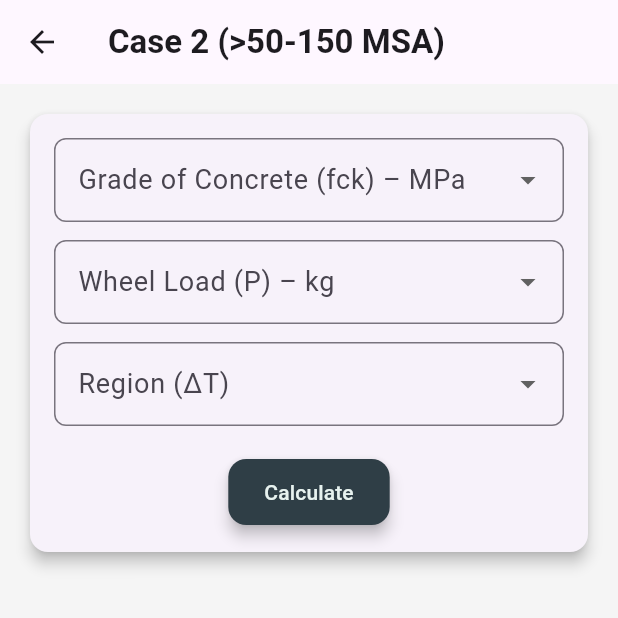
After one commit to shreyasshirwadkar/civil-road-project, a Flutter app: the Case2Screen screen opened directly, on a phone screen of 412 x 824 dp, the top half of it. The commit adds this screen. Run offline on Flutter 3.47's test engine with Material 3 defaults, Android fonts, the phone set to English and light mode, and no system bars; our stand-ins replace fl_chart.

Commit message:
case2 working slightly wrong

```diff
--- /dev/null
+++ b/lib/case2_screen.dart
@@ -0,0 +1,397 @@
+// case2_screen.dart
+import 'dart:math' as math;
+
+import 'package:fl_chart/fl_chart.dart';
+import 'package:flutter/material.dart';
+
+class Case2Screen extends StatefulWidget {
+  const Case2Screen({super.key});
+
+  @override
+  State<Case2Screen> createState() => _Case2ScreenState();
+}
+
+class _Case2ScreenState extends State<Case2Screen> {
+  // ---------- USER INPUT ----------
+  double? fck;      // MPa
+  double? pWheel;   // kg
+  String? region;   // ΔT region
+
+  // ---------- CONSTANTS ----------
+  static const double tyrePressureMpa = 0.8;          // MPa
+  static const double mu = 0.15;                     // Poisson's ratio
+  static const double conversionFactor = 10.1972;   // kg/cm² ↔ MPa
+  static const double alpha = 1.0e-5;                // 10⁻⁵ /°C
+  static const double sigmaTDesign = 1.7;            // Fixed design temperature stress
+
+  // ΔT per region (only for display)
+  static const Map<String, double> deltaT = {
+    'Maharashtra': 17.3,
+    'Coastal area bounded by hills': 14.6,
+    'Coastal area unbounded by hills': 15.5,
+  };
+
+  // ---------- FIXED DESIGN MATRIX ----------
+  final List<double> thicknesses = [16, 20, 24, 28, 32]; // cm
+  final List<double> ks = [6, 9, 12, 15];               // kg/cm³
+
+  // C-table (rows = k, columns = thickness) – from your sheet
+  static const List<List<double>> cTable = [
+    // k=6
+    [0.92, 0.72, 0.552, 0.414, 0.308],
+    // k=9
+    [0.986, 0.8, 0.692, 0.552, 0.414],
+    // k=12
+    [1.035, 0.92, 0.8, 0.636, 0.496],
+    // k=15
+    [1.054, 0.986, 0.92, 0.82, 0.58],
+  ];
+
+  // ---------- CALCULATION RESULTS ----------
+  double? eKgCm2;
+  double? aCm;
+  Map<String, List<double>> loadStressMap = {}; // key = "k", value = list of σₑ for each h
+
+  // ---------- INTERPOLATE C ----------
+  double _interpolateC(double k, double h) {
+    int lower = 0;
+    for (int i = 0; i < ks.length - 1; i++) {
+      if (k >= ks[i] && k < ks[i + 1]) {
+        lower = i;
+        break;
+      }
+    }
+    int upper = (lower + 1).clamp(0, ks.length - 1);
+
+    int col = thicknesses.indexOf(h);
+    if (col != -1) {
+      double cLow = cTable[lower][col];
+      double cUp = cTable[upper][col];
+      return cLow + (cUp - cLow) * (k - ks[lower]) / (ks[upper] - ks[lower]);
+    }
+
+    // interpolate between columns
+    for (int i = 0; i < thicknesses.length - 1; i++) {
+      if (h >= thicknesses[i] && h < thicknesses[i + 1]) {
+        double t1 = thicknesses[i], t2 = thicknesses[i + 1];
+        double cLow1 = cTable[lower][i], cLow2 = cTable[lower][i + 1];
+        double cUp1 = cTable[upper][i], cUp2 = cTable[upper][i + 1];
+        double cLow = cLow1 + (cLow2 - cLow1) * (h - t1) / (t2 - t1);
+        double cUp = cUp1 + (cUp2 - cUp1) * (h - t1) / (t2 - t1);
+        return cLow + (cUp - cLow) * (k - ks[lower]) / (ks[upper] - ks[lower]);
+      }
+    }
+    return 0.0;
+  }
+
+  // ---------- MAIN CALCULATION ----------
+  void _calculate() {
+    if (fck == null || pWheel == null || region == null) {
+      ScaffoldMessenger.of(context).showSnackBar(
+        const SnackBar(content: Text('Please select grade, wheel load and region')),
+      );
+      return;
+    }
+
+    // 1. E = 5000 √fck  (MPa) → kg/cm²
+    double eMpa = 5000 * math.sqrt(fck!);
+    eKgCm2 = eMpa * conversionFactor;
+
+    // 2. a = √(P/(π·p))
+    double tyreP = tyrePressureMpa * conversionFactor;
+    aCm = math.sqrt(pWheel! / (math.pi * tyreP));
+
+    // 3. Build full stress matrix
+    loadStressMap.clear();
+    for (double k in ks) {
+      List<double> stresses = [];
+      for (double h in thicknesses) {
+        // L = [E h³ / (12(1-μ²)k)]¼
+        double numerator = eKgCm2! * math.pow(h, 3);
+        double denominator = 12 * (1 - math.pow(mu, 2)) * k;
+        num l = math.pow(numerator / denominator, 0.25);
+
+        // σₑ = 0.803 P / h² * [4 log₁₀(L/a) + 0.666 (a/L) - 0.034]
+        double logLa = math.log(l / aCm!) / math.log(10);
+        double bracket = 4 * logLa + 0.666 * (aCm! / l) - 0.034;
+        double sigmaE = 0.803 * pWheel! / math.pow(h, 2) * bracket;
+        stresses.add(sigmaE);
+      }
+      loadStressMap[k.toString()] = stresses;
+    }
+
+    setState(() {});
+  }
+
+  @override
+  Widget build(BuildContext context) {
+    return Scaffold(
+      appBar: AppBar(title: const Text('Case 2 (>50-150 MSA)')),
+      body: SingleChildScrollView(
+        padding: const EdgeInsets.all(16),
+        child: Column(
+          crossAxisAlignment: CrossAxisAlignment.stretch,
+          children: [
+            // ---------- USER INPUT ----------
+            Card(
+              elevation: 4,
+              shape: RoundedRectangleBorder(borderRadius: BorderRadius.circular(12)),
+              child: Padding(
+                padding: const EdgeInsets.all(16),
+                child: Column(
+                  children: [
+                    _buildDropdown<double>(
+                      label: 'Grade of Concrete (fck) – MPa',
+                      value: fck,
+                      items: [20.0, 25.0, 30.0, 35.0, 40.0],
+                      onChanged: (v) => setState(() => fck = v),
+                    ),
+                    const SizedBox(height: 12),
+                    _buildDropdown<double>(
+                      label: 'Wheel Load (P) – kg',
+                      value: pWheel,
+                      items: [5000.0, 7000.0, 9000.0, 11000.0, 13000.0],
+                      onChanged: (v) => setState(() => pWheel = v),
+                    ),
+                    const SizedBox(height: 12),
+                    _buildDropdown<String>(
+                      label: 'Region (ΔT)',
+                      value: region,
+                      items: deltaT.keys.toList(),
+                      onChanged: (v) => setState(() => region = v),
+                    ),
+                    const SizedBox(height: 20),
+                    ElevatedButton(onPressed: _calculate, child: const Text('Calculate')),
+                  ],
+                ),
+              ),
+            ),
+
+            // ---------- RESULTS ----------
+            if (loadStressMap.isNotEmpty) ...[
+              const SizedBox(height: 32),
+              _ResultCard(
+                title: 'Design Parameters',
+                children: [
+                  _ResultRow('E (kg/cm²)', eKgCm2!.toStringAsFixed(2)),
+                  _ResultRow('a (cm)', aCm!.toStringAsFixed(2)),
+                  _ResultRow('Temperature Stress σₜₑ (kg/cm²)', sigmaTDesign.toStringAsFixed(1)),
+                  const _ResultRow('Note', 'σₜₑ is fixed at 1.7 kg/cm² (design value)', bold: false),
+                ],
+              ),
+
+              const SizedBox(height: 32),
+              const Text(
+                'Edge Load Stress vs Thickness (all k values)',
+                style: TextStyle(fontSize: 18, fontWeight: FontWeight.bold),
+                textAlign: TextAlign.center,
+              ),
+              const SizedBox(height: 12),
+              Card(
+                elevation: 4,
+                shape: RoundedRectangleBorder(borderRadius: BorderRadius.circular(12)),
+                child: Padding(
+                  padding: const EdgeInsets.all(8),
+                  child: SizedBox(
+                    height: 380,
+                    child: LineChart(
+                      LineChartData(
+                        gridData: const FlGridData(show: true),
+                        titlesData: FlTitlesData(
+                          leftTitles: AxisTitles(
+                            sideTitles: SideTitles(
+                              showTitles: true,
+                              interval: 10,
+                              reservedSize: 40,
+                              getTitlesWidget: (v, _) => Text(v.toInt().toString(),
+                                  style: const TextStyle(fontSize: 12)),
+                            ),
+                          ),
+                          bottomTitles: AxisTitles(
+                            sideTitles: SideTitles(
+                              showTitles: true,
+                              interval: 4,
+                              reservedSize: 30,
+                              getTitlesWidget: (v, _) => Text(v.toInt().toString(),
+                                  style: const TextStyle(fontSize: 12)),
+                            ),
+                          ),
+                        ),
+                        borderData: FlBorderData(show: true),
+                        minX: 15,
+                        maxX: 33,
+                        minY: 0,
+                        maxY: 100,
+                        lineBarsData: ks.asMap().entries.map((e) {
+                          int idx = e.key;
+                          double k = e.value;
+                          List<Color> colors = [Colors.red, Colors.green, Colors.blue, Colors.orange];
+                          return LineChartBarData(
+                            spots: loadStressMap[k.toString()]!
+                                .asMap()
+                                .entries
+                                .map((p) => FlSpot(thicknesses[p.key], p.value))
+                                .toList(),
+                            isCurved: false,
+                            color: colors[idx],
+                            dotData: const FlDotData(show: true),
+                            barWidth: 2,
+                          );
+                        }).toList(),
+                        lineTouchData: LineTouchData(
+                          enabled: true,
+                          touchTooltipData: LineTouchTooltipData(
+                            getTooltipColor: (_) => Colors.blueGrey.withOpacity(0.9),
+                            getTooltipItems: (spots) {
+                              return spots.map((s) {
+                                final h = thicknesses[s.spotIndex];
+                                final k = ks[s.barIndex];
+                                final total = s.y + sigmaTDesign;
+                                return LineTooltipItem(
+                                  'h = ${h} cm\nk = ${k} kg/cm³\nσₑ = ${s.y.toStringAsFixed(2)}\nσₜₑ = $sigmaTDesign\nTOTAL = ${total.toStringAsFixed(2)} kg/cm²',
+                                  const TextStyle(color: Colors.white, fontSize: 12),
+                                );
+                              }).toList();
+                            },
+                          ),
+                        ),
+                      ),
+                    ),
+                  ),
+                ),
+              ),
+              const SizedBox(height: 8),
+              Wrap(
+                alignment: WrapAlignment.center,
+                spacing: 16,
+                runSpacing: 8,
+                children: ks.asMap().entries.map((e) {
+                  int idx = e.key;
+                  double k = e.value;
+                  List<Color> colors = [Colors.red, Colors.green, Colors.blue, Colors.orange];
+                  return Row(
+                    mainAxisSize: MainAxisSize.min,
+                    children: [
+                      Container(
+                        width: 16,
+                        height: 16,
+                        decoration: BoxDecoration(color: colors[idx], shape: BoxShape.circle),
+                      ),
+                      const SizedBox(width: 6),
+                      Text('k = $k kg/cm³', style: const TextStyle(fontSize: 14)),
+                    ],
+                  );
+                }).toList(),
+              ),
+
+              const SizedBox(height: 32),
+              const Text(
+                'Load Stress Table (σₑ only, kg/cm²)',
+                style: TextStyle(fontSize: 18, fontWeight: FontWeight.bold),
+                textAlign: TextAlign.center,
+              ),
+              const SizedBox(height: 8),
+              Card(
+                elevation: 4,
+                shape: RoundedRectangleBorder(borderRadius: BorderRadius.circular(12)),
+                child: SingleChildScrollView(
+                  scrollDirection: Axis.horizontal,
+                  child: DataTable(
+                    columnSpacing: 24,
+                    headingRowColor: MaterialStateProperty.all(Colors.blueGrey),
+                    columns: [
+                      const DataColumn(label: Text('h (cm)', style: TextStyle(color: Colors.white))),
+                      ...ks.map((k) => DataColumn(
+                          label: Text('k=$k', style: const TextStyle(color: Colors.white)))),
+                    ],
+                    rows: thicknesses.asMap().entries.map((row) {
+                      int r = row.key;
+                      double h = row.value;
+                      return DataRow(
+                        color: MaterialStateProperty.all(r.isEven ? Colors.grey[100] : Colors.white),
+                        cells: [
+                          DataCell(Text(h.toStringAsFixed(0))),
+                          ...ks.map((k) => DataCell(Text(
+                              loadStressMap[k.toString()]![r].toStringAsFixed(2)))),
+                        ],
+                      );
+                    }).toList(),
+                  ),
+                ),
+              ),
+            ],
+          ],
+        ),
+      ),
+    );
+  }
+
+  // ---------- HELPER WIDGETS ----------
+  Widget _buildDropdown<T>({
+    required String label,
+    required T? value,
+    required List<T> items,
+    required ValueChanged<T?> onChanged,
+  }) {
+    return DropdownButtonFormField<T>(
+      decoration: InputDecoration(
+        labelText: label,
+        border: OutlineInputBorder(borderRadius: BorderRadius.circular(8)),
+      ),
+      value: value,
+      items: items
+          .map((v) => DropdownMenuItem<T>(value: v, child: Text(v.toString())))
+          .toList(),
+      onChanged: onChanged,
+    );
+  }
+}
+
+// ---------- RESULT DISPLAY ----------
+class _ResultCard extends StatelessWidget {
+  final String title;
+  final List<Widget> children;
+  const _ResultCard({required this.title, required this.children});
+
+  @override
+  Widget build(BuildContext context) {
+    return Card(
+      elevation: 4,
+      shape: RoundedRectangleBorder(borderRadius: BorderRadius.circular(12)),
+      child: Padding(
+        padding: const EdgeInsets.all(16),
+        child: Column(
+          crossAxisAlignment: CrossAxisAlignment.start,
+          children: [
+            Text(title, style: const TextStyle(fontSize: 18, fontWeight: FontWeight.bold)),
+            const Divider(),
+            ...children,
+          ],
+        ),
+      ),
+    );
+  }
+}
+
+class _ResultRow extends StatelessWidget {
+  final String label;
+  final String value;
+  final bool bold;
+  const _ResultRow(this.label, this.value, {this.bold = false});
+
+  @override
+  Widget build(BuildContext context) {
+    return Padding(
+      padding: const EdgeInsets.symmetric(vertical: 4),
+      child: Row(
+        mainAxisAlignment: MainAxisAlignment.spaceBetween,
+        children: [
+          Text(label,
+              style: TextStyle(fontWeight: bold ? FontWeight.bold : FontWeight.normal)),
+          Text(value,
+              style: TextStyle(fontWeight: bold ? FontWeight.bold : FontWeight.normal)),
+        ],
+      ),
+    );
+  }
+}
```
Also changed, not shown: lib/main.dart (+5 -6 lines).
